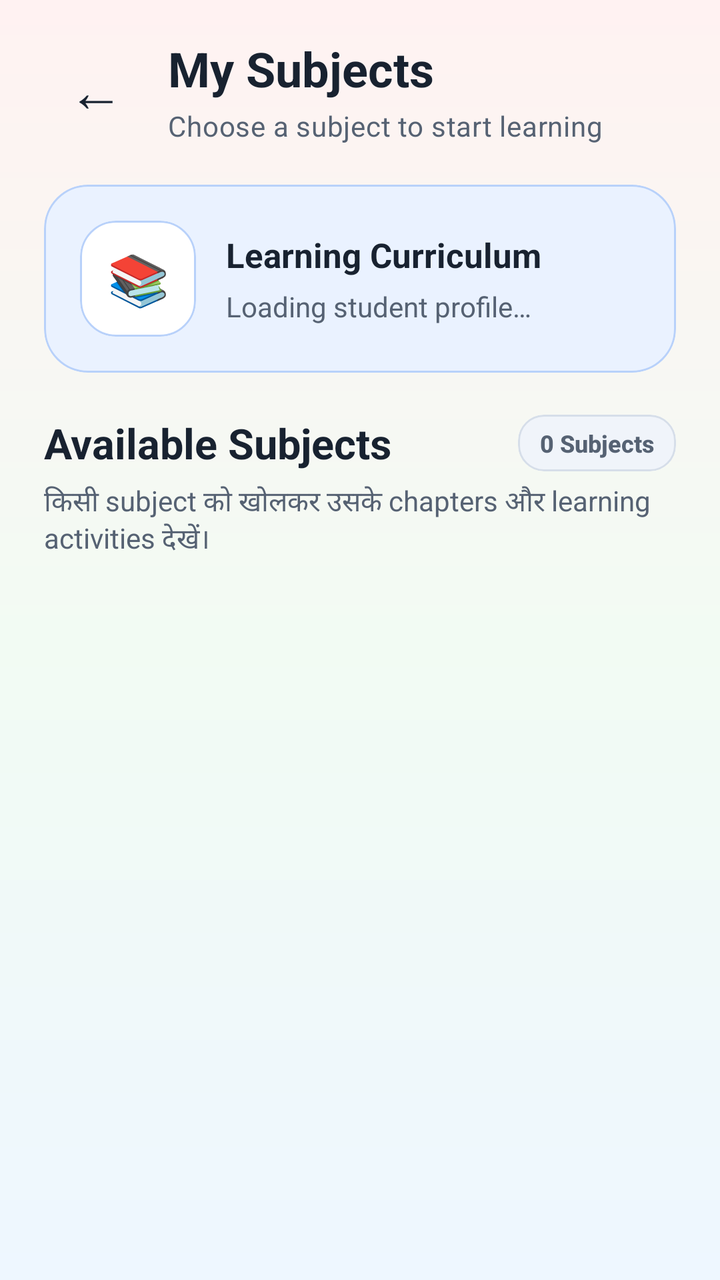
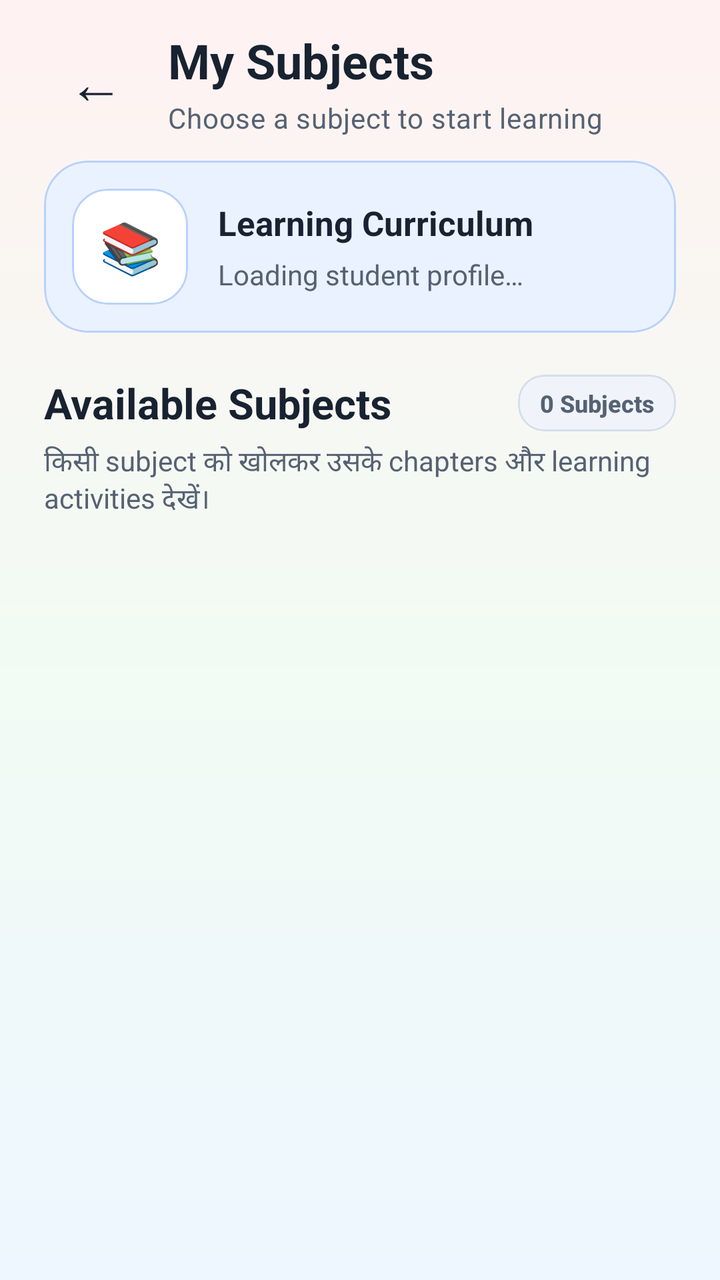

Before-and-after screenshots of an Android layout around one commit, followed by the original layout XML and the change that was made.
<!-- AndroidManifest.xml: application theme Theme.StudySaathi -->
<!-- res/layout/activity_subjects.xml -->
<?xml version="1.0" encoding="utf-8"?>
<androidx.coordinatorlayout.widget.CoordinatorLayout
    xmlns:android="http://schemas.android.com/apk/res/android"
    xmlns:app="http://schemas.android.com/apk/res-auto"
    android:id="@+id/subjectsRoot"
    android:layout_width="match_parent"
    android:layout_height="match_parent"
    android:background="@drawable/bg_app_soft_mix">

    <LinearLayout
        android:id="@+id/contentSubjects"
        android:layout_width="match_parent"
        android:layout_height="match_parent"
        android:orientation="vertical"
        android:paddingStart="22dp"
        android:paddingTop="18dp"
        android:paddingEnd="22dp"
        android:paddingBottom="20dp">

        
        <LinearLayout
            android:layout_width="match_parent"
            android:layout_height="wrap_content"
            android:gravity="center_vertical"
            android:orientation="horizontal">

            <com.google.android.material.button.MaterialButton
                android:id="@+id/buttonBack"
                style="@style/Widget.Material3.Button.TextButton"
                android:layout_width="52dp"
                android:layout_height="52dp"
                android:contentDescription="@string/back"
                android:insetLeft="0dp"
                android:insetTop="0dp"
                android:insetRight="0dp"
                android:insetBottom="0dp"
                android:minWidth="0dp"
                android:text="←"
                android:textColor="@color/ss_text_primary"
                android:textSize="28sp"
                app:cornerRadius="16dp" />

            <LinearLayout
                android:layout_width="0dp"
                android:layout_height="wrap_content"
                android:layout_marginStart="10dp"
                android:layout_weight="1"
                android:orientation="vertical">

                <TextView
                    style="@style/TextAppearance.StudySaathi.Heading"
                    android:layout_width="match_parent"
                    android:layout_height="wrap_content"
                    android:text="@string/my_subjects"
                    android:textSize="24sp" />

                <TextView
                    android:id="@+id/textSubjectStudentName"
                    style="@style/TextAppearance.StudySaathi.Body"
                    android:layout_width="match_parent"
                    android:layout_height="wrap_content"
                    android:layout_marginTop="3dp"
                    android:text="@string/subjects_screen_subtitle"
                    android:textSize="14sp" />

            </LinearLayout>

        </LinearLayout>

        
        <com.google.android.material.card.MaterialCardView
            android:layout_width="match_parent"
            android:layout_height="wrap_content"
            android:layout_marginTop="20dp"
            app:cardBackgroundColor="@color/ss_blue_soft"
            app:cardCornerRadius="22dp"
            app:cardElevation="0dp"
            app:strokeColor="@color/ss_blue_border"
            app:strokeWidth="1dp">

            <LinearLayout
                android:layout_width="match_parent"
                android:layout_height="wrap_content"
                android:gravity="center_vertical"
                android:orientation="horizontal"
                android:padding="18dp">

                <com.google.android.material.card.MaterialCardView
                    android:layout_width="58dp"
                    android:layout_height="58dp"
                    app:cardBackgroundColor="@color/ss_surface"
                    app:cardCornerRadius="18dp"
                    app:cardElevation="0dp"
                    app:strokeColor="@color/ss_blue_border"
                    app:strokeWidth="1dp">

                    <TextView
                        android:layout_width="match_parent"
                        android:layout_height="match_parent"
                        android:fontFamily="sans-serif-rounded"
                        android:gravity="center"
                        android:text="📚"
                        android:textColor="@color/ss_primary"
                        android:textSize="25sp" />

                </com.google.android.material.card.MaterialCardView>

                <LinearLayout
                    android:layout_width="0dp"
                    android:layout_height="wrap_content"
                    android:layout_marginStart="15dp"
                    android:layout_weight="1"
                    android:orientation="vertical">

                    <TextView
                        android:layout_width="match_parent"
                        android:layout_height="wrap_content"
                        android:fontFamily="sans-serif-rounded"
                        android:text="@string/learning_curriculum"
                        android:textColor="@color/ss_text_primary"
                        android:textSize="17sp"
                        android:textStyle="bold" />

                    <TextView
                        android:id="@+id/textSubjectProfile"
                        android:layout_width="match_parent"
                        android:layout_height="wrap_content"
                        android:layout_marginTop="5dp"
                        android:fontFamily="sans-serif"
                        android:text="@string/loading_student_profile"
                        android:textColor="@color/ss_text_secondary"
                        android:textSize="14sp" />

                </LinearLayout>

            </LinearLayout>

        </com.google.android.material.card.MaterialCardView>

        
        <LinearLayout
            android:layout_width="match_parent"
            android:layout_height="wrap_content"
            android:layout_marginTop="21dp"
            android:gravity="center_vertical"
            android:orientation="horizontal">

            <TextView
                android:layout_width="0dp"
                android:layout_height="wrap_content"
                android:layout_weight="1"
                android:fontFamily="sans-serif-rounded"
                android:text="@string/available_subjects"
                android:textColor="@color/ss_text_primary"
                android:textSize="21sp"
                android:textStyle="bold" />

            <com.google.android.material.card.MaterialCardView
                android:layout_width="wrap_content"
                android:layout_height="wrap_content"
                app:cardBackgroundColor="@color/ss_surface_soft"
                app:cardCornerRadius="13dp"
                app:cardElevation="0dp"
                app:strokeColor="@color/ss_outline"
                app:strokeWidth="1dp">

                <TextView
                    android:id="@+id/textSubjectCount"
                    android:layout_width="wrap_content"
                    android:layout_height="wrap_content"
                    android:fontFamily="sans-serif-medium"
                    android:paddingStart="11dp"
                    android:paddingTop="6dp"
                    android:paddingEnd="11dp"
                    android:paddingBottom="6dp"
                    android:text="@string/default_subject_count"
                    android:textColor="@color/ss_text_secondary"
                    android:textSize="12sp"
                    android:textStyle="bold" />

            </com.google.android.material.card.MaterialCardView>

        </LinearLayout>

        <TextView
            android:layout_width="match_parent"
            android:layout_height="wrap_content"
            android:layout_marginTop="5dp"
            android:fontFamily="sans-serif"
            android:text="@string/available_subjects_description"
            android:textColor="@color/ss_text_secondary"
            android:textSize="14sp" />

        <FrameLayout
            android:layout_width="match_parent"
            android:layout_height="0dp"
            android:layout_marginTop="15dp"
            android:layout_weight="1">

            <androidx.recyclerview.widget.RecyclerView
                android:id="@+id/recyclerSubjects"
                android:layout_width="match_parent"
                android:layout_height="match_parent"
                android:clipToPadding="false"
                android:overScrollMode="never"
                android:paddingBottom="16dp" />

            <com.google.android.material.card.MaterialCardView
                android:id="@+id/cardEmptySubjects"
                android:layout_width="match_parent"
                android:layout_height="wrap_content"
                android:layout_gravity="center"
                android:visibility="gone"
                app:cardBackgroundColor="@color/ss_surface"
                app:cardCornerRadius="22dp"
                app:cardElevation="0dp"
                app:strokeColor="@color/ss_outline"
                app:strokeWidth="1dp">

                <LinearLayout
                    android:layout_width="match_parent"
                    android:layout_height="wrap_content"
                    android:gravity="center"
                    android:orientation="vertical"
                    android:padding="25dp">

                    <TextView
                        android:layout_width="64dp"
                        android:layout_height="64dp"
                        android:fontFamily="sans-serif-rounded"
                        android:gravity="center"
                        android:text="📖"
                        android:textSize="32sp" />

                    <TextView
                        android:layout_width="match_parent"
                        android:layout_height="wrap_content"
                        android:layout_marginTop="8dp"
                        android:fontFamily="sans-serif-rounded"
                        android:gravity="center"
                        android:text="@string/no_subjects_available"
                        android:textColor="@color/ss_text_primary"
                        android:textSize="18sp"
                        android:textStyle="bold" />

                    <TextView
                        android:layout_width="match_parent"
                        android:layout_height="wrap_content"
                        android:layout_marginTop="6dp"
                        android:fontFamily="sans-serif"
                        android:gravity="center"
                        android:text="@string/no_subjects_available_description"
                        android:textColor="@color/ss_text_secondary"
                        android:textSize="14sp" />

                </LinearLayout>

            </com.google.android.material.card.MaterialCardView>

        </FrameLayout>

    </LinearLayout>

    <com.google.android.material.progressindicator.CircularProgressIndicator
        android:id="@+id/progressSubjects"
        android:layout_width="48dp"
        android:layout_height="48dp"
        android:layout_gravity="center"
        android:visibility="gone"
        app:indicatorColor="@color/ss_primary"
        app:indicatorSize="48dp"
        app:trackColor="@color/ss_blue_soft"
        app:trackThickness="5dp" />

</androidx.coordinatorlayout.widget.CoordinatorLayout>
<!-- resources referenced by this layout -->
<resources>
  <color name="ss_blue_border">#B8D1FA</color>
  <color name="ss_blue_soft">#EAF2FF</color>
  <color name="ss_outline">#D6DEE9</color>
  <color name="ss_primary">#2457C5</color>
  <color name="ss_surface">#FFFFFF</color>
  <color name="ss_surface_soft">#F0F4FA</color>
  <color name="ss_text_primary">#182230</color>
  <color name="ss_text_secondary">#566273</color>
  <!-- drawable bg_app_soft_mix (drawable) -->
  <?xml version="1.0" encoding="utf-8"?>
  <shape xmlns:android="http://schemas.android.com/apk/res/android"
      android:shape="rectangle">
  
      <gradient
          android:angle="270"
          android:centerColor="#F2FBF3"
          android:endColor="#EEF7FF"
          android:startColor="#FFF2F2"
          android:type="linear" />
  
  </shape>
  <string name="available_subjects">Available Subjects</string>
  <string name="available_subjects_description">
          किसी subject को खोलकर उसके chapters और learning activities देखें।
      </string>
  <string name="back">Back</string>
  <string name="default_subject_count">0 Subjects</string>
  <string name="learning_curriculum">Learning Curriculum</string>
  <string name="loading_student_profile">Loading student profile…</string>
  <string name="my_subjects">My Subjects</string>
  <string name="no_subjects_available">No subjects available</string>
  <string name="no_subjects_available_description">
          Selected class के लिए subject catalog उपलब्ध नहीं हो सका।
      </string>
  <string name="subjects_screen_subtitle">Choose a subject to start learning</string>
  <style name="TextAppearance.StudySaathi.Body" parent="TextAppearance.Material3.BodyMedium">
          <item name="android:fontFamily">sans-serif</item>
          <item name="fontFamily">sans-serif</item>
          <item name="android:textColor">@color/ss_text_secondary</item>
      </style>
  <style name="TextAppearance.StudySaathi.Heading" parent="TextAppearance.Material3.HeadlineSmall">
          <item name="android:fontFamily">sans-serif-rounded</item>
          <item name="fontFamily">sans-serif-rounded</item>
          <item name="android:textStyle">bold</item>
          <item name="android:textColor">@color/ss_text_primary</item>
      </style>
  <color name="ss_on_primary">#FFFFFF</color>
  <color name="ss_primary_dark">#173F99</color>
  <color name="ss_secondary">#087F8C</color>
  <color name="ss_on_secondary">#FFFFFF</color>
  <color name="ss_teal_soft">#EAF8F8</color>
  <color name="ss_tertiary">#8A5A00</color>
  <color name="ss_on_tertiary">#FFFFFF</color>
  <color name="ss_yellow_soft">#FFF8E8</color>
  <color name="ss_background">#F7F9FC</color>
  <color name="ss_error">#BA1A1A</color>
  <color name="white">#FFFFFFFF</color>
  <color name="ss_red_soft">#FFF0F0</color>
  <!-- unchanged entries left out for length: 1 -->
</resources>

<!-- the commit's change to res/layout/activity_subjects.xml (unified diff, before → after) -->
@@ -13,9 +13,9 @@
         android:layout_height="match_parent"
         android:orientation="vertical"
         android:paddingStart="22dp"
-        android:paddingTop="18dp"
+        android:paddingTop="14dp"
         android:paddingEnd="22dp"
-        android:paddingBottom="20dp">
+        android:paddingBottom="12dp">
 
         
         <LinearLayout
@@ -71,7 +71,7 @@
         <com.google.android.material.card.MaterialCardView
             android:layout_width="match_parent"
             android:layout_height="wrap_content"
-            android:layout_marginTop="20dp"
+            android:layout_marginTop="12dp"
             app:cardBackgroundColor="@color/ss_blue_soft"
             app:cardCornerRadius="22dp"
             app:cardElevation="0dp"
@@ -83,7 +83,7 @@
                 android:layout_height="wrap_content"
                 android:gravity="center_vertical"
                 android:orientation="horizontal"
-                android:padding="18dp">
+                android:padding="14dp">
 
                 <com.google.android.material.card.MaterialCardView
                     android:layout_width="58dp"
@@ -203,7 +203,7 @@
                 android:layout_height="match_parent"
                 android:clipToPadding="false"
                 android:overScrollMode="never"
-                android:paddingBottom="16dp" />
+                android:paddingBottom="12dp" />
 
             <com.google.android.material.card.MaterialCardView
                 android:id="@+id/cardEmptySubjects"
@@ -222,7 +222,7 @@
                     android:layout_height="wrap_content"
                     android:gravity="center"
                     android:orientation="vertical"
-                    android:padding="25dp">
+                    android:padding="12dp">
 
                     <TextView
                         android:layout_width="64dp"
